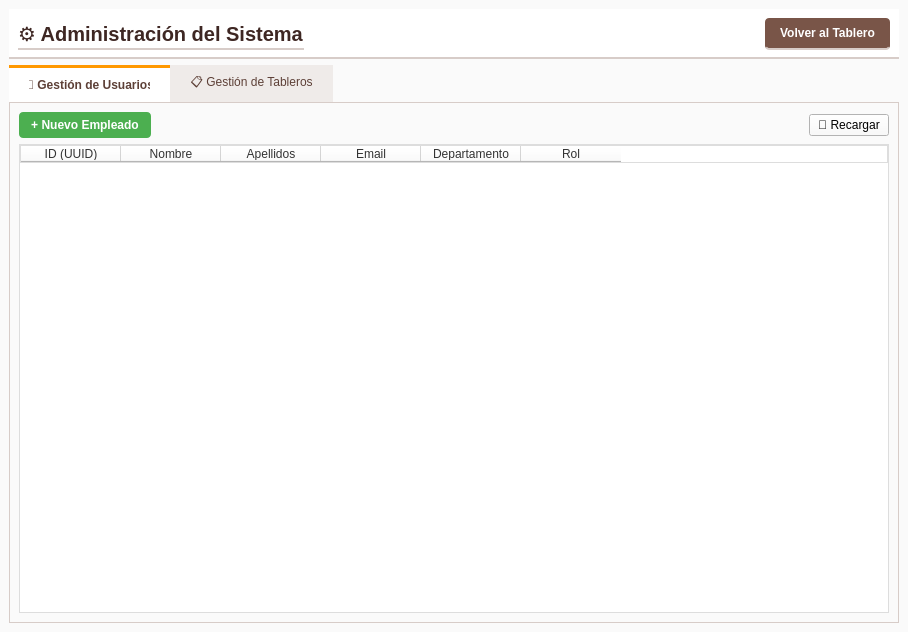
Old version of the form src/ui/admin.ui in the repository IvanJesusCorbalanPascual/AlaxaFlow-Desktop.
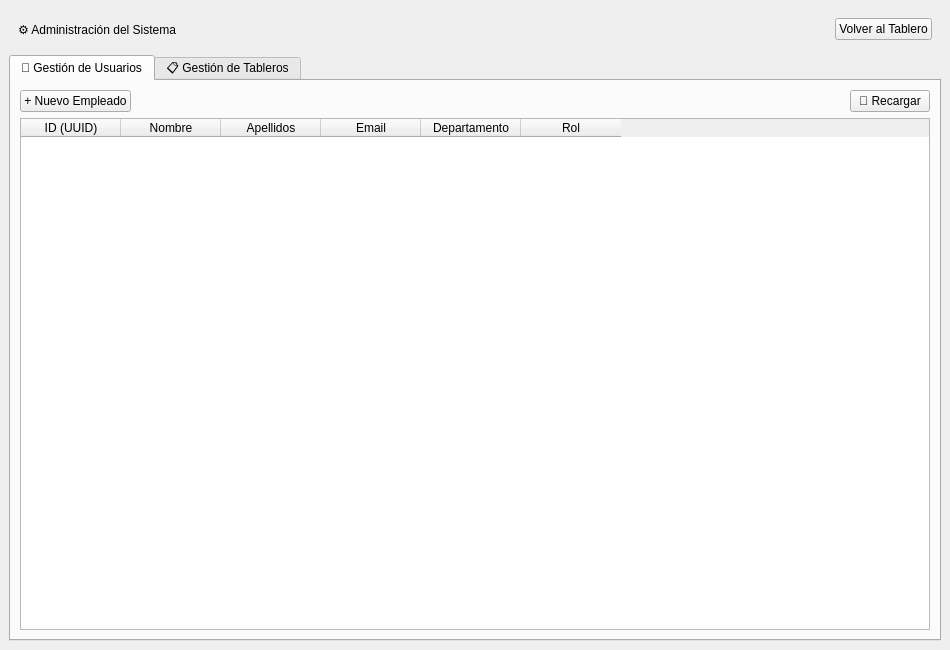
New version of the form.

Commit message:
Correción de bug modo Alto Contraste
He arreglado los estilos del panel de administrador para que funcione correctamente y se aplique en su totalidad en todo el panel.

```diff
--- a/src/ui/admin.ui
+++ b/src/ui/admin.ui
@@ -6,29 +6,20 @@
    <rect>
     <x>0</x>
     <y>0</y>
-    <width>908</width>
-    <height>632</height>
+    <width>950</width>
+    <height>650</height>
    </rect>
   </property>
   <property name="windowTitle">
    <string>AlaxaFlow - Panel de Administración</string>
   </property>
-  <property name="styleSheet">
-   <string notr="true">background-color: #FAFAFA; font-family: 'Segoe UI';</string>
-  </property>
   <widget class="QWidget" name="centralwidget">
    <layout class="QVBoxLayout" name="verticalLayout">
     <item>
      <widget class="QFrame" name="frame_header">
-      <property name="styleSheet">
-       <string notr="true">background-color: white; border-bottom: 2px solid #D7CCC8;</string>
-      </property>
       <layout class="QHBoxLayout" name="horizontalLayout">
        <item>
         <widget class="QLabel" name="label_title">
-         <property name="styleSheet">
-          <string notr="true">font-size: 20px; font-weight: bold; color: #3E2723;</string>
-         </property>
          <property name="text">
           <string>⚙️ Administración del Sistema</string>
          </property>
@@ -52,9 +43,6 @@
          <property name="cursor">
           <cursorShape>PointingHandCursor</cursorShape>
          </property>
-         <property name="styleSheet">
-          <string notr="true">background-color: #795548; color: white; padding: 8px 15px; border-radius: 4px; font-weight: bold;</string>
-         </property>
          <property name="text">
           <string>Volver al Tablero</string>
          </property>
@@ -65,9 +53,6 @@
     </item>
     <item>
      <widget class="QTabWidget" name="tabWidget">
-      <property name="styleSheet">
-       <string notr="true">QTabWidget::pane { border: 1px solid #D7CCC8; } QTabBar::tab { background: #EFEBE9; padding: 10px 20px; color: #5D4037; } QTabBar::tab:selected { background: #FFFFFF; font-weight: bold; border-top: 3px solid #FF9800; }</string>
-      </property>
       <property name="currentIndex">
        <number>0</number>
       </property>
@@ -83,9 +68,6 @@
             <property name="cursor">
              <cursorShape>PointingHandCursor</cursorShape>
             </property>
-            <property name="styleSheet">
-             <string notr="true">background-color: #4CAF50; color: white; padding: 6px 12px; border-radius: 4px; font-weight: bold;</string>
-            </property>
             <property name="text">
              <string>+ Nuevo Empleado</string>
             </property>
@@ -118,9 +100,6 @@
         </item>
         <item>
          <widget class="QTableWidget" name="table_users">
-          <property name="styleSheet">
-           <string notr="true">background: white; border: 1px solid #ddd; color: #333;</string>
-          </property>
           <property name="editTriggers">
            <set>QAbstractItemView::NoEditTriggers</set>
           </property>
```
Left out of the diff: 6 changed lines with no effect on the pictures. The commit also changes 1 other file.
